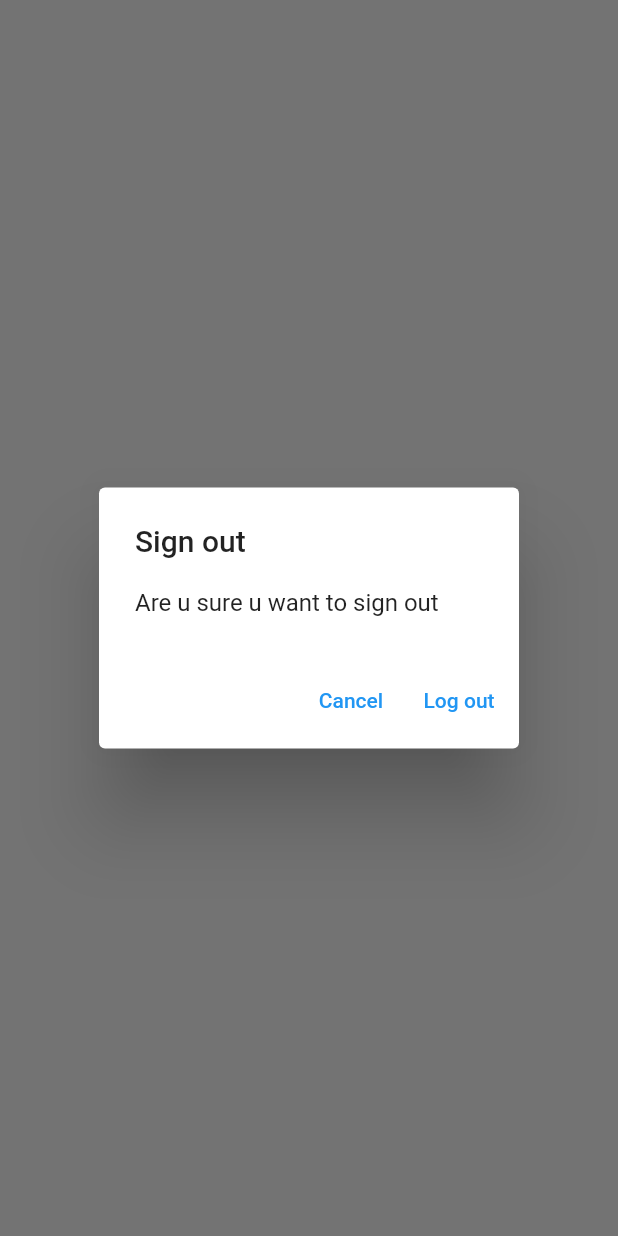
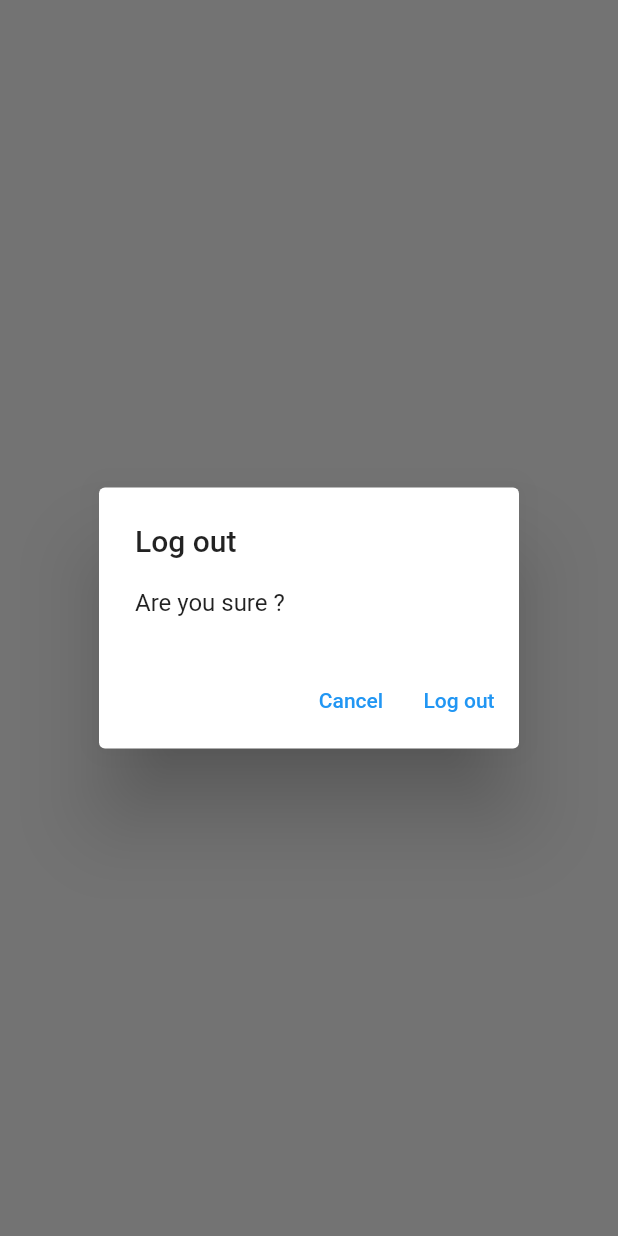
Before and after one commit to yung-coder/Flutter, a Flutter app: what showLogOutDialog() shows on an empty page, opened directly, on a phone screen of 412 x 824 dp. Run offline on Flutter 3.47's test engine with Material 2 defaults, Android fonts, the phone set to English and light mode, and no system bars; our stand-ins replace firebase_auth, firebase_core, sqflite; accounts and stored records are empty; network calls fail.

Commit message:
dialogs and delet note

```diff
--- /dev/null
+++ b/flutter/notesapp/lib/utils/dialog/generic_dialog.dart
@@ -0,0 +1,35 @@
+import 'package:flutter/material.dart';
+import 'package:flutter/widgets.dart';
+
+typedef DialogOptionBuilder<T> = Map<String, T?> Function();
+
+Future<T?> showGenericDialog<T>({
+  required BuildContext context,
+  required String title,
+  required String content,
+  required DialogOptionBuilder optionsBuilder,
+}) {
+  final options = optionsBuilder();
+  return showDialog<T>(
+    context: context,
+    builder: (context) {
+      return AlertDialog(
+        title: Text(title),
+        content: Text(content),
+        actions: options.keys.map((optionTitle) {
+          final value = options[optionTitle];
+          return TextButton(
+            onPressed: () {
+              if (value != null) {
+                Navigator.of(context).pop(value);
+              } else {
+                Navigator.of(context).pop();
+              }
+            },
+            child: Text(optionTitle),
+          );
+        }).toList(),
+      );
+    },
+  );
+}
--- /dev/null
+++ b/flutter/notesapp/lib/utils/dialog/logout_dialog.dart
@@ -0,0 +1,16 @@
+import 'package:flutter/widgets.dart';
+import 'package:notesapp/utils/dialog/generic_dialog.dart';
+
+Future<bool> showLogOutDialog(BuildContext context) {
+  return showGenericDialog<bool>(
+    context: context,
+    title: 'Log out',
+    content: 'Are you sure ?',
+    optionsBuilder: () => {
+      'Cancel': false,
+      'Log out': true,
+    },
+  ).then(
+    (value) => value ?? false,
+  );
+}
--- a/flutter/notesapp/lib/views/login_view.dart
+++ b/flutter/notesapp/lib/views/login_view.dart
@@ -3,7 +3,7 @@ import 'package:flutter/material.dart';
 import 'package:notesapp/constants/routes.dart';
 import 'package:notesapp/services/auth/auth_exceptions.dart';
 import 'package:notesapp/services/auth/auth_service.dart';
-import 'package:notesapp/utils/show_error.dart';
+import 'package:notesapp/utils/dialog/error_dialog.dart';
 
 class LoginView extends StatefulWidget {
   const LoginView({super.key});
--- a/flutter/notesapp/lib/views/notes/notes_view.dart
+++ b/flutter/notesapp/lib/views/notes/notes_view.dart
@@ -5,6 +5,8 @@ import 'package:notesapp/constants/routes.dart';
 import 'package:notesapp/enums/menu_action.dart';
 import 'package:notesapp/services/auth/auth_service.dart';
 import 'package:notesapp/services/crud/notes_service.dart';
+import 'package:notesapp/utils/dialog/logout_dialog.dart';
+import 'package:notesapp/views/notes/notes_list_view.dart';
 
 class NotesView extends StatefulWidget {
   const NotesView({super.key});
@@ -71,13 +73,10 @@ class _NotesViewState extends State<NotesView> {
                     case ConnectionState.active:
                       if (snapshot.hasData) {
                         final allNotes = snapshot.data as List<DatabaseNote>;
-                        return ListView.builder(
-                          itemCount: allNotes.length,
-                          itemBuilder: (context, index) {
-                            final note = allNotes[index];
-                            return ListTile(
-                              title: Text(note.content),
-                            );
+                        return NotesListView(
+                          notes: allNotes,
+                          onDeletNote: (note) async {
+                            await _notesService.deleteNote(id: note.id);
                           },
                         );
                       } else {
@@ -96,27 +95,3 @@ class _NotesViewState extends State<NotesView> {
     );
   }
 }
-
-Future<bool> showLogOutDialog(BuildContext context) {
-  return showDialog<bool>(
-    context: context,
-    builder: (context) {
-      return AlertDialog(
-        title: const Text('Sign out'),
-        content: const Text('Are u sure u want to sign out'),
-        actions: [
-          TextButton(
-              onPressed: (() {
-                Navigator.of(context).pop(false);
-              }),
-              child: const Text('Cancel')),
-          TextButton(
-              onPressed: (() {
-                Navigator.of(context).pop(true);
-              }),
-              child: const Text('Log out')),
-        ],
-      );
-    },
-  ).then((value) => value ?? false);
-}
--- a/flutter/notesapp/lib/views/register_view.dart
+++ b/flutter/notesapp/lib/views/register_view.dart
@@ -3,7 +3,7 @@ import 'package:flutter/material.dart';
 import 'package:notesapp/constants/routes.dart';
 import 'package:notesapp/services/auth/auth_exceptions.dart';
 import 'package:notesapp/services/auth/auth_service.dart';
-import 'package:notesapp/utils/show_error.dart';
+import 'package:notesapp/utils/dialog/error_dialog.dart';
 
 class RegisterView extends StatefulWidget {
   const RegisterView({super.key});
```
Also changed, not shown: flutter/notesapp/lib/utils/dialog/delet_dialog.dart (added, +16 -0 lines), flutter/notesapp/lib/utils/dialog/error_dialog.dart (added, +13 -0 lines), flutter/notesapp/lib/utils/show_error.dart (deleted, +0 -23 lines), flutter/notesapp/lib/views/notes/notes_list_view.dart (added, +43 -0 lines).
